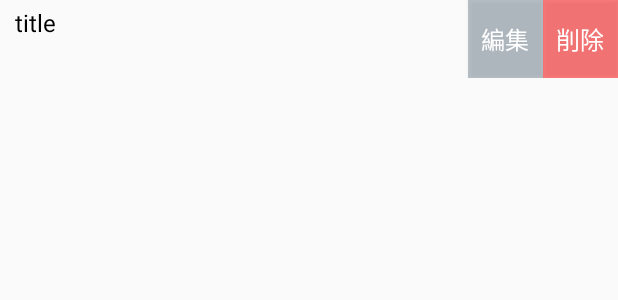
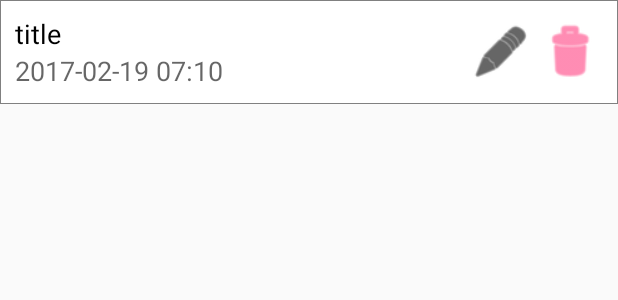
Before and after one commit to nttr-koide/reminder_android, an Android app: the layout row_item.xml on its own in the app's theme, with its tools: preview values and no code run, on a phone screen of 412 x 824 dp. Shown: the top 300 px of the screen. Run offline under Robolectric (Android 15) with nearby library versions, the phone set to English and light mode, and no system bars.

Commit message:
リスト表示画面調整

```diff
--- a/app/src/main/res/drawable/button_frame.xml
+++ b/app/src/main/res/drawable/button_frame.xml
@@ -4,6 +4,6 @@
   -->
 <shape xmlns:android="http://schemas.android.com/apk/res/android"
     android:shape="rectangle">
-    <solid android:color="#00000000"/>
-    <stroke android:width="1.5dp" android:color="#808080" />
+    <solid android:color="#ffffff"/>
+    <stroke android:width="0.4dp" android:color="#808080" />
 </shape>
--- a/app/src/main/res/drawable/button_frame_red.xml
+++ b/app/src/main/res/drawable/button_frame_gray.xml
@@ -5,5 +5,5 @@
 <shape xmlns:android="http://schemas.android.com/apk/res/android"
     android:shape="rectangle">
     <solid android:color="#00000000"/>
-    <stroke android:width="1.5dp" android:color="#99FF0000" />
+    <stroke android:width="1.5dp" android:color="#808080" />
 </shape>
--- a/app/src/main/res/layout/row_item.xml
+++ b/app/src/main/res/layout/row_item.xml
@@ -3,17 +3,16 @@
     xmlns:app="http://schemas.android.com/apk/res-auto"
     android:layout_width="match_parent"
     android:layout_height="wrap_content"
+    android:background="@drawable/button_frame"
     android:gravity="left|center"
     android:orientation="horizontal"
-    android:paddingLeft="10dp">
+    android:padding="10dp">
 
     <LinearLayout
         android:layout_width="wrap_content"
         android:layout_height="wrap_content"
         android:gravity="left|center"
-        android:orientation="vertical"
-        android:paddingBottom="4dp"
-        android:paddingTop="4dp">
+        android:orientation="vertical">
 
         <TextView
             android:id="@+id/title_text"
@@ -23,7 +22,7 @@
             android:singleLine="true"
             android:text="title"
             android:textColor="#000000"
-            android:textSize="16sp" />
+            android:textSize="18sp" />
 
         <TextView
             android:id="@+id/textView"
@@ -31,8 +30,9 @@
             android:layout_height="wrap_content"
             android:ellipsize="end"
             android:singleLine="true"
+            android:text="2017-02-19 07:10"
             android:textColor="#99000000"
-            android:textSize="16sp" />
+            android:textSize="18sp" />
     </LinearLayout>
 
     <!--<RelativeLayout-->
@@ -49,23 +49,24 @@
 
         <Button
             android:id="@+id/edit"
-            android:layout_width="50dp"
-            android:layout_height="match_parent"
-            android:background="#7e778899"
-            android:backgroundTintMode="screen"
-            android:text="編集"
-            android:textColor="#ffffff"
-            android:textSize="16sp" />
+            android:layout_width="40dp"
+            android:layout_height="40dp"
+            android:layout_marginRight="4dp"
+            android:background="@android:drawable/ic_menu_edit"
+            android:backgroundTint="#000000"
+            android:backgroundTintMode="src_atop"
+            android:textColor="#a4000000"
+            android:textSize="18sp" />
 
         <Button
             android:id="@+id/delete"
-            android:layout_width="50dp"
-            android:layout_height="match_parent"
-            android:background="#7eFF0000"
-            android:backgroundTintMode="add"
-            android:text="削除"
-            android:textColor="#ffffff"
-            android:textSize="16sp" />
+            android:layout_width="44dp"
+            android:layout_height="44dp"
+            android:background="@android:drawable/ic_menu_delete"
+            android:backgroundTint="@color/colorAccent"
+            android:backgroundTintMode="src_atop"
+            android:textColor="#a4FF0000"
+            android:textSize="18sp" />
 
     </LinearLayout>
 
--- a/app/src/main/res/values/colors.xml
+++ b/app/src/main/res/values/colors.xml
@@ -2,7 +2,7 @@
 <resources>
     <color name="colorPrimary">#333333</color>
     <color name="colorPrimaryDark">#000000</color>
-    <color name="colorAccent">#FF4081</color>
+    <color name="colorAccent">#ff4081</color>
 
     <color name="purple">#800080</color>
     <color name="shadow_purple">#2a800080</color>
```
Also changed, not shown: app/src/main/java/com/example/nttr/reminder/EditActivity.java (+5 -91 lines), app/src/main/res/layout/activity_edit.xml (+19 -19 lines), app/src/main/res/layout/activity_main.xml (+6 -1 lines).
